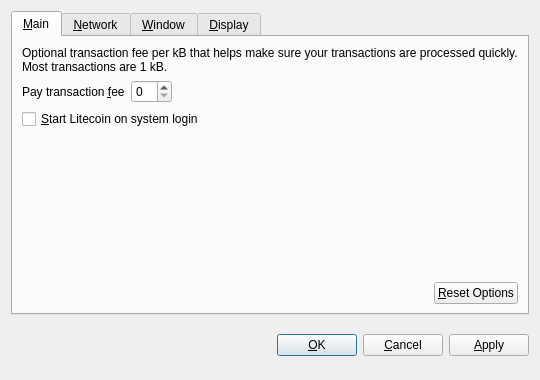
fucoin/fucoin, file src/qt/forms/optionsdialog.ui: the form before one commit.
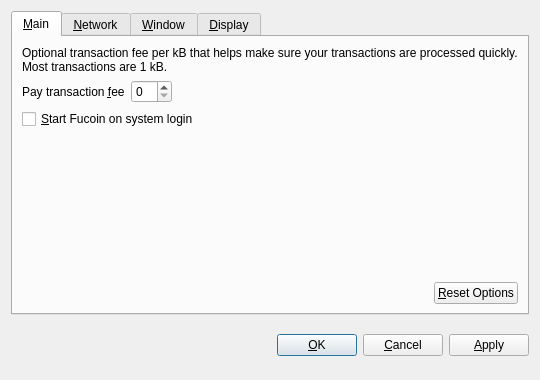
The form after the commit. Custom widgets are drawn as their Qt base class.

```diff
--- a/src/qt/forms/optionsdialog.ui
+++ b/src/qt/forms/optionsdialog.ui
@@ -82,7 +82,7 @@
           <string>Automatically start Litecoin after logging in to the system.</string>
          </property>
          <property name="text">
-          <string>&amp;Start Litecoin on system login</string>
+          <string>&amp;Start Fucoin on system login</string>
          </property>
         </widget>
        </item>
```
Left out of the diff: 10 changed lines with no effect on the pictures.
